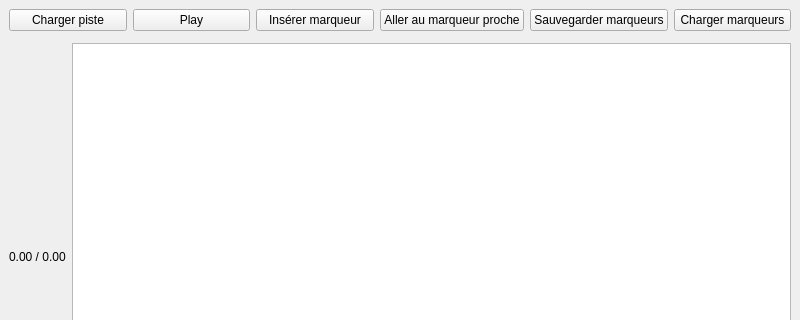
Qt form mainwindow.ui (Onetchou/Neola) before a commit; both pictures show x 0 to 800 and y 0 to 320 of the 800 by 480 pixel window.
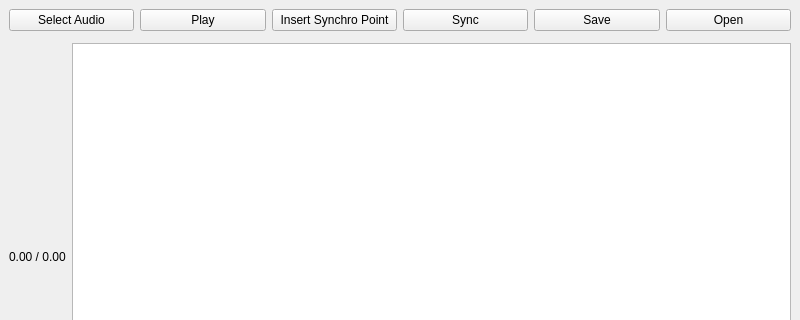
The same form after that commit.

```diff
--- a/mainwindow.ui
+++ b/mainwindow.ui
@@ -17,7 +17,7 @@
       <item>
        <widget class="QPushButton" name="loadButton">
         <property name="text">
-         <string>Charger piste</string>
+         <string>Select Audio</string>
         </property>
        </widget>
       </item>
@@ -31,28 +31,28 @@
       <item>
        <widget class="QPushButton" name="insertMarkerButton">
         <property name="text">
-         <string>Insérer marqueur</string>
+         <string>Insert Synchro Point</string>
         </property>
        </widget>
       </item>
       <item>
        <widget class="QPushButton" name="jumpMarkerButton">
         <property name="text">
-         <string>Aller au marqueur proche</string>
+         <string>Sync</string>
         </property>
        </widget>
       </item>
       <item>
        <widget class="QPushButton" name="saveMarkersButton">
         <property name="text">
-         <string>Sauvegarder marqueurs</string>
+         <string>Save</string>
         </property>
        </widget>
       </item>
       <item>
        <widget class="QPushButton" name="loadMarkersButton">
         <property name="text">
-         <string>Charger marqueurs</string>
+         <string>Open</string>
         </property>
        </widget>
       </item>
```
Left out of the diff: 10 changed lines with no effect on the pictures.
